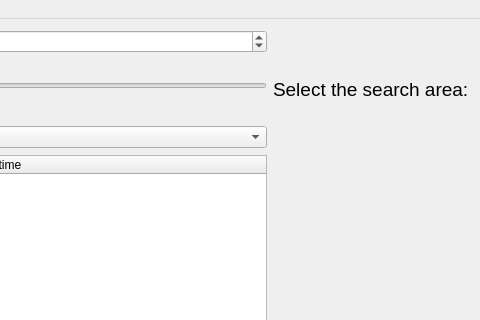
Old version of the form src/ui/mainwindow.ui in the repository jspngh/shae-workstation; both pictures show x 544 to 1024 and y 0 to 320 of the 1024 by 700 pixel window.
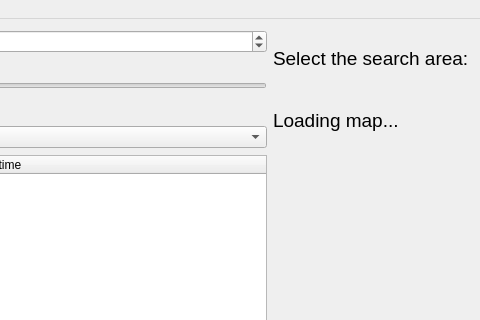
New version of the form.

Commit message: Display load message

```diff
--- a/src/ui/mainwindow.ui
+++ b/src/ui/mainwindow.ui
@@ -102,6 +102,13 @@
         </property>
        </widget>
       </item>
+      <item>
+       <widget class="QLabel" name="searchAreaLoadingLabel">
+        <property name="text">
+         <string>&lt;html&gt;&lt;head/&gt;&lt;body&gt;&lt;p&gt;&lt;span style=&quot; font-size:14pt;&quot;&gt;Loading map...&lt;/span&gt;&lt;/p&gt;&lt;/body&gt;&lt;/html&gt;</string>
+        </property>
+       </widget>
+      </item>
      </layout>
     </item>
     <item row="0" column="0">
```
The commit also changes 2 other files.
